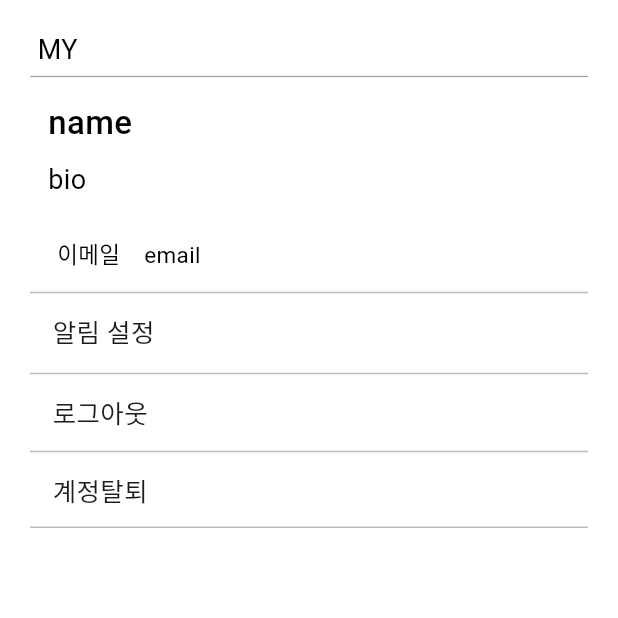
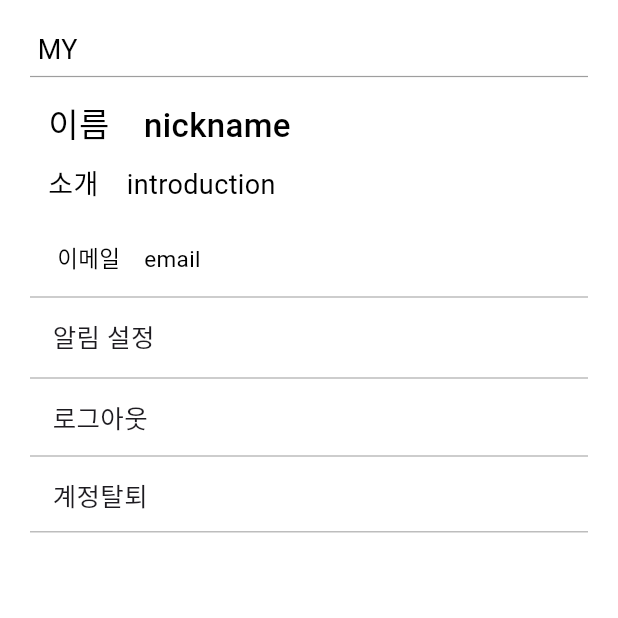
Before and after one commit to Everglow-FaceMind/Front, a Flutter app: the MyPageView screen opened directly, on a phone screen of 412 x 824 dp, the top half of it. Run offline on Flutter 3.47's test engine with Material 3 defaults, Android fonts, the phone set to English and light mode, and no system bars; our stand-ins replace camera, dropdown_button2, fl_chart, get, hexcolor, shared_preferences and 1 more; accounts and stored records are empty; statements that could not run were skipped.

Commit message:
🚧 [ERROR] 마이페이지 이름이 안나옴!! 소개는 해결

```diff
--- a/facemind/lib/view/home/my_page_view.dart
+++ b/facemind/lib/view/home/my_page_view.dart
@@ -45,7 +45,7 @@ class _MyPageViewState extends State<MyPageView> {
                       Container(
                         padding: const EdgeInsets.only(left: 12),
                         child: Text(
-                          UserStore.to.currentUser?.nickname ?? 'name',
+                          '이름    ${UserStore.to.currentUser?.nickname ?? 'nickname'}', //왜 이름이랑 소개 안나오지
                           style: const TextStyle(
                             color: Colors.black,
                             fontSize: 22,
@@ -59,7 +59,7 @@ class _MyPageViewState extends State<MyPageView> {
                       Container(
                         padding: const EdgeInsets.only(left: 12),
                         child: Text(
-                          UserStore.to.currentUser?.introduction ?? 'bio',
+                          '소개    ${UserStore.to.currentUser?.introduction ?? 'introduction'}',
                           style: const TextStyle(
                             color: Colors.black,
                             fontSize: 18,
@@ -151,7 +151,7 @@ class _MyPageViewState extends State<MyPageView> {
                           },
                           child: Container(
                             padding: const EdgeInsets.only(left: 15),
-                            child: Text(
+                            child: const Text(
                               '계정탈퇴', //계정탈퇴는 구현 안 함
                               style: TextStyle(
                                   fontSize: 17, fontWeight: FontWeight.w400),
--- a/facemind/lib/view/signup/signup_view.dart
+++ b/facemind/lib/view/signup/signup_view.dart
@@ -417,8 +417,8 @@ class _SignupViewState extends State<SignupView> {
       if (userInfo != null) {
         _userStore.updateUser(UserInfo(
           email: _emailController.text,
-          nickname: _passwordController.text,
-          introduction: _nicknameController.text,
+          nickname: _nicknameController.text,
+          introduction: _bioController.text,
           token: userInfo.token,
         ));
         Get.offAll(() => const HomeView());
```
